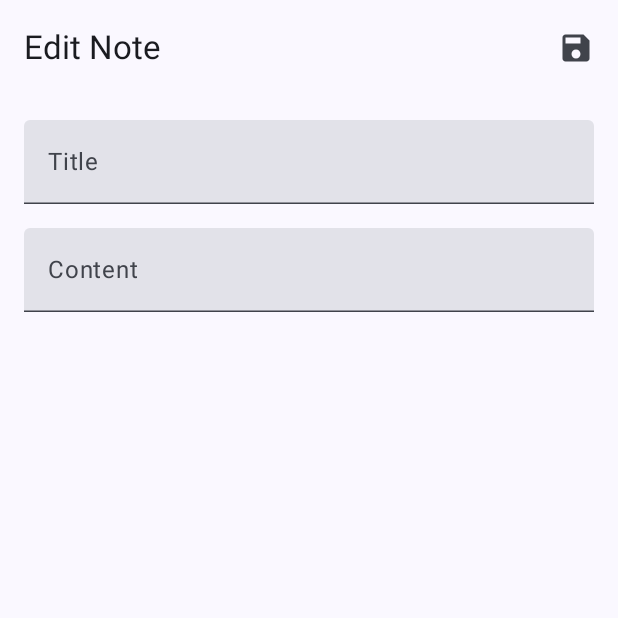
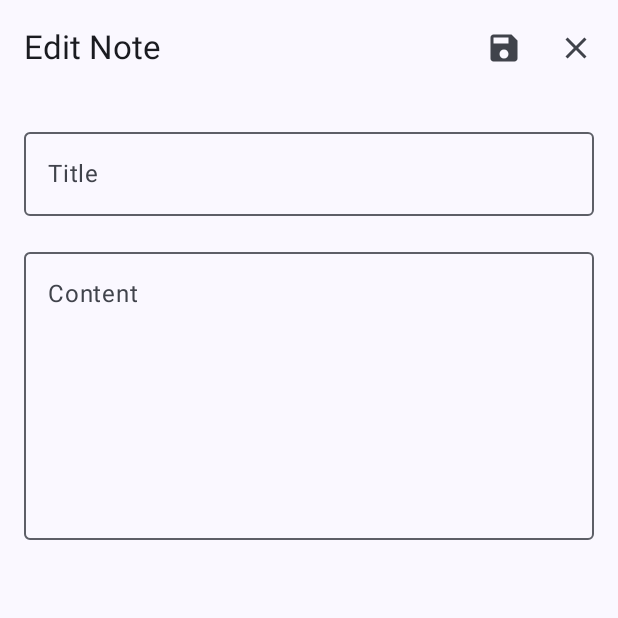
Before and after one commit to isverbitskiy/NotesPet, an Android app built with Jetpack Compose: the screen it shows after launch (MainActivity), after a tap on "Add Note", on a phone screen of 412 x 824 dp, the top half of it. Run offline under Robolectric (Android 15) with nearby library versions, the phone set to English and light mode, and no system bars; our stand-ins replace Room's generated code.

Commit message:
Fix save, delete and cancel edit

```diff
--- a/app/src/main/java/com/isverbit/notespet/screens/EditNoteScreen.kt
+++ b/app/src/main/java/com/isverbit/notespet/screens/EditNoteScreen.kt
@@ -2,29 +2,51 @@ package com.isverbit.notespet.screens
 
 import androidx.compose.foundation.layout.Column
 import androidx.compose.foundation.layout.fillMaxWidth
+import androidx.compose.foundation.layout.height
 import androidx.compose.foundation.layout.padding
 import androidx.compose.material.icons.Icons
+import androidx.compose.material.icons.filled.Close
 import androidx.compose.material.icons.filled.Save
-import androidx.compose.material3.*
-import androidx.compose.runtime.*
+import androidx.compose.material3.ExperimentalMaterial3Api
+import androidx.compose.material3.Icon
+import androidx.compose.material3.IconButton
+import androidx.compose.material3.OutlinedTextField
+import androidx.compose.material3.Scaffold
+import androidx.compose.material3.Text
+import androidx.compose.material3.TopAppBar
+import androidx.compose.runtime.Composable
+import androidx.compose.runtime.LaunchedEffect
+import androidx.compose.runtime.getValue
+import androidx.compose.runtime.mutableStateOf
+import androidx.compose.runtime.remember
+import androidx.compose.runtime.rememberCoroutineScope
+import androidx.compose.runtime.setValue
 import androidx.compose.ui.Modifier
 import androidx.compose.ui.unit.dp
 import androidx.navigation.NavController
 import com.isverbit.notespet.Note
 import com.isverbit.notespet.NoteViewModel
+import kotlinx.coroutines.launch
 
 @OptIn(ExperimentalMaterial3Api::class)
 @Composable
-fun EditNoteScreen(navController: NavController, noteId: Int?, noteViewModel: NoteViewModel) {
+fun EditNoteScreen(
+    navController: NavController,
+    noteId: Int?,
+    noteViewModel: NoteViewModel
+) {
     var title by remember { mutableStateOf("") }
     var content by remember { mutableStateOf("") }
-    var showWarning by remember { mutableStateOf(false) }
+    val coroutineScope = rememberCoroutineScope()
 
-    noteId?.let {
-        val note by noteViewModel.getNoteById(it).collectAsState(initial = null)
+    if (noteId != null && noteId != 0) {
+        LaunchedEffect(noteId) {
+            noteViewModel.getNoteById(noteId).collect { note ->
                 note?.let {
                     title = it.title
                     content = it.content
+                }
+            }
         }
     }
 
@@ -35,12 +57,8 @@ fun EditNoteScreen(navController: NavController, noteId: Int?, noteViewModel: No
                 actions = {
                     IconButton(onClick = {
                         if (title.isNotBlank()) {
-                            if (noteId == null) {
-                                noteViewModel.addNote(
-                                    title = title,
-                                    content = content
-                                )
-                            } else {
+                            coroutineScope.launch {
+                                if (noteId != null && noteId != 0) {
                                     noteViewModel.updateNote(
                                         Note(
                                             id = noteId,
@@ -48,44 +66,45 @@ fun EditNoteScreen(navController: NavController, noteId: Int?, noteViewModel: No
                                             content = content
                                         )
                                     )
+                                } else {
+                                    noteViewModel.addNote(
+                                        title = title,
+                                        content = content
+                                    )
                                 }
                                 navController.popBackStack()
-                        } else {
-                            showWarning = true
+                            }
                         }
                     }) {
                         Icon(imageVector = Icons.Default.Save, contentDescription = "Save Note")
                     }
+                    IconButton(onClick = { navController.popBackStack() }) {
+                        Icon(imageVector = Icons.Default.Close, contentDescription = "Cancel")
+                    }
                 }
             )
         }
-    ) { padding ->
+    ) { paddingValues ->
         Column(
             modifier = Modifier
-                .fillMaxWidth()
-                .padding(padding)
+                .padding(paddingValues)
                 .padding(16.dp)
         ) {
-            if (showWarning) {
-                Text(
-                    text = "Title is required",
-                    color = MaterialTheme.colorScheme.error,
-                    style = MaterialTheme.typography.bodySmall
-                )
-            }
-            TextField(
+            OutlinedTextField(
                 value = title,
                 onValueChange = { title = it },
                 label = { Text("Title") },
-                modifier = Modifier.fillMaxWidth()
+                modifier = Modifier
+                    .fillMaxWidth()
+                    .padding(bottom = 16.dp)
             )
-            TextField(
+            OutlinedTextField(
                 value = content,
                 onValueChange = { content = it },
                 label = { Text("Content") },
                 modifier = Modifier
                     .fillMaxWidth()
-                    .padding(top = 16.dp)
+                    .height(200.dp)
             )
         }
     }
```
Also changed, not shown: app/src/main/java/com/isverbit/notespet/ViewNoteActivity.kt (+21 -55 lines), app/src/main/java/com/isverbit/notespet/screens/ViewNoteScreen.kt (+29 -13 lines), gradle/libs.versions.toml (+13 -0 lines). Lines whose indentation alone changed are shown as unchanged.
